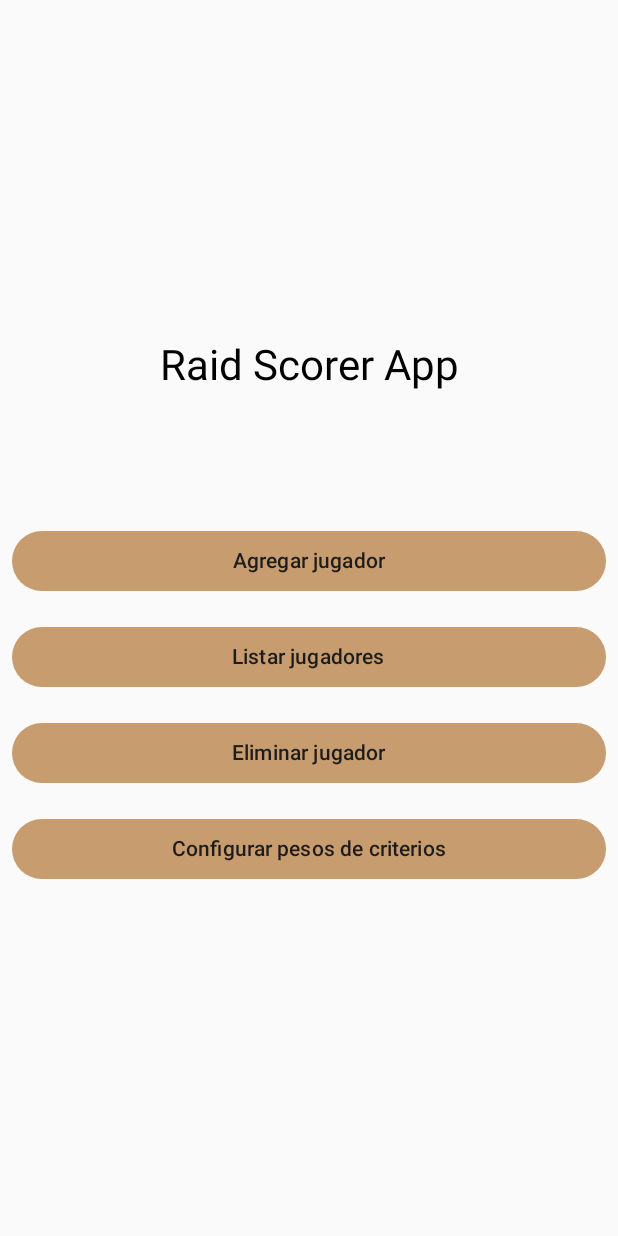
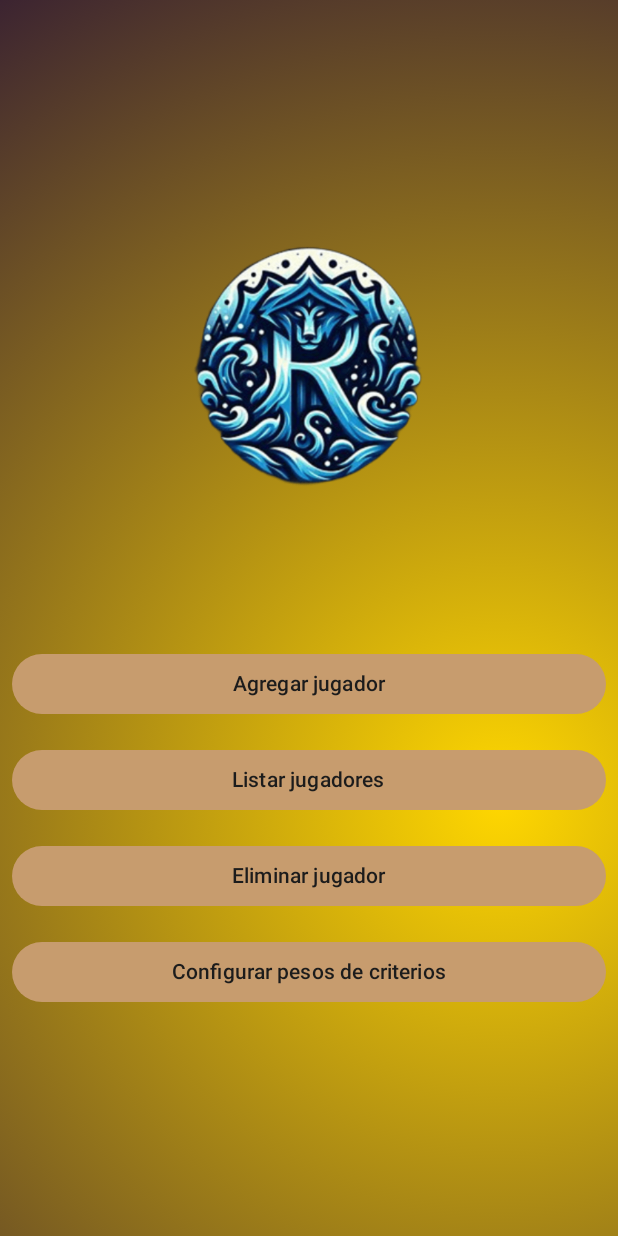
Before and after one commit to LuisRamirezdeVerger/RaidScorerWoW, an Android app built with Jetpack Compose: the screen it shows after launch (Main), on a phone screen of 412 x 824 dp. Run offline under Robolectric (Android 15) with nearby library versions, the light colour scheme and no system bars; libraries missing offline, so code that uses them is left out: com.google.ai.client.

Commit message:
Img logo added, spec by color added

```diff
--- a/app/src/main/java/com/wito/raidscorerapp/model/Composable.kt
+++ b/app/src/main/java/com/wito/raidscorerapp/model/Composable.kt
@@ -2,6 +2,7 @@ package com.wito.raidscorerapp.model
 
 import android.annotation.SuppressLint
 import android.widget.Toast
+import androidx.compose.foundation.Image
 import androidx.compose.foundation.background
 import androidx.compose.foundation.layout.*
 import androidx.compose.foundation.layout.Column
@@ -48,8 +49,10 @@ import androidx.compose.runtime.*
 import androidx.compose.ui.geometry.Offset
 import androidx.compose.ui.graphics.Brush
 import androidx.compose.ui.graphics.Color
+import androidx.compose.ui.res.painterResource
 import androidx.compose.ui.unit.dp
 import com.google.ai.client.generativeai.type.content
+import com.wito.raidscorerapp.R
 import com.wito.raidscorerapp.model.Player
 import com.wito.raidscorerapp.screens.ClassSelectionScreen
 import com.wito.raidscorerapp.screens.SpecializationSelectionScreen
@@ -200,7 +203,7 @@ fun MainNavGraph(){
 
 //Background color design
 @Composable
-fun MysticGradientScreen(){
+fun MysticGradientScreen(content: @Composable () -> Unit) {
     Box(
         modifier = Modifier
             .fillMaxSize()
@@ -211,11 +214,8 @@ fun MysticGradientScreen(){
                     radius = 1000f
                 )
             )
-    ){
-        content(
-            role = TODO(),
-            init = TODO()
-        )
+    ) {
+        content() // Render the screen inside the background
     }
 }
 
@@ -223,7 +223,7 @@ fun MysticGradientScreen(){
 //Main Screen Design
 @Composable
 fun HomeScreen(navController: NavController, players: MutableList<Player>){
-
+    MysticGradientScreen {
     Box(
         modifier = Modifier.fillMaxSize(),
         contentAlignment = Alignment.Center
@@ -234,10 +234,14 @@ fun HomeScreen(navController: NavController, players: MutableList<Player>){
             modifier = Modifier
                 .fillMaxSize()
         ) {
-            Text(text = "Raid Scorer App",
-                modifier = Modifier.padding(bottom = 80.dp),
-                style = MaterialTheme.typography.headlineMedium
+            Image(
+                painter = painterResource(id = R.drawable.raid_scorer_logo_sinfondo), // Asegúrate de que "logo" sea el nombre de tu archivo de imagen
+                contentDescription = "Logo de RaidScorer App", // Descripción para accesibilidad
+                modifier = Modifier
+                    .padding(bottom = 80.dp)
+                    .size(200.dp) // Ajusta el tamaño de la imagen según sea necesario
             )
+
 
             Button(
                 onClick = { navController.navigate("add player")},
@@ -265,7 +269,7 @@ fun HomeScreen(navController: NavController, players: MutableList<Player>){
             }
         }
     }
-
+    }
 }
 
 
```
Also changed, not shown: app/src/main/java/com/wito/raidscorerapp/screens/SpecializationSelectionScreen.kt (+10 -4 lines), app/src/main/java/com/wito/raidscorerapp/utils/Constants.kt (+4 -4 lines), app/src/main/res/drawable/raid_scorer_logo_sinfondo.png (added), 2 other files.
